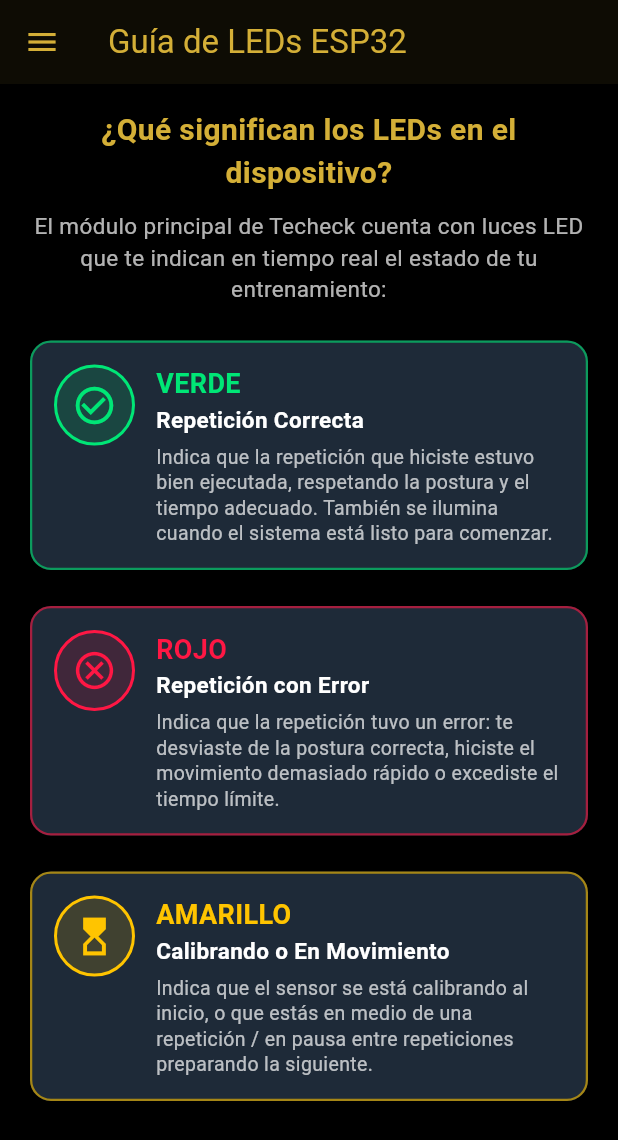
After one commit to AleSzew/PF_Programacion_5C_G3, a Flutter app: the ManualLeds screen opened by its route, on a phone screen of 412 x 824 dp. The commit adds this screen. Shown: the top 1140 px of the screen. Run offline on Flutter 3.47's test engine with Material 3 defaults, Android fonts, the phone set to English and light mode, and no system bars; our stand-ins replace go_router; missing offline and left inert: flutter_reactive_ble.

Commit message:
agregue manual leds, agregar feednavk detallado

```diff
--- a/codigo_aplicacion/lib/go_router/go_router.dart
+++ b/codigo_aplicacion/lib/go_router/go_router.dart
@@ -6,7 +6,7 @@ import 'package:codigo_aplicacion/screens/homescreen.dart';
 import 'package:codigo_aplicacion/screens/rutinas.dart';
 import 'package:codigo_aplicacion/screens/estadisticas.dart';
 import 'package:codigo_aplicacion/screens/ejercicios.dart';
-
+import 'package:codigo_aplicacion/screens/manual_leds.dart';
 
 
 final appRouter = GoRouter(
@@ -36,6 +36,10 @@ final appRouter = GoRouter(
       path: '/infousers',
       builder: (context, state) => const Infousers(),
     ),
+        GoRoute(
+      path: '/manual_leds',
+      builder: (context, state) => const ManualLeds(),
+    ),
      GoRoute(
       path: '/pantallabluetooth',
       builder: (context, state) =>  PantallaBluetooth(),
--- a/codigo_aplicacion/lib/screens/homescreen.dart
+++ b/codigo_aplicacion/lib/screens/homescreen.dart
@@ -32,6 +32,11 @@ class _HomeScreenState extends State<HomeScreen> {
               leading: const Icon(Icons.home),
               title: const Text("Inicio"),
               onTap: () => context.push('/homescreen'),
+            ),
+                        ListTile(
+              leading: const Icon(Icons.lightbulb),
+              title: const Text("Guía de LEDs"),
+              onTap: () => context.push('/manual_leds'),
             ),
             ListTile(
               leading: const Icon(Icons.fitness_center),
--- /dev/null
+++ b/codigo_aplicacion/lib/screens/manual_leds.dart
@@ -0,0 +1,171 @@
+import 'package:flutter/material.dart';
+import 'package:go_router/go_router.dart';
+
+class ManualLeds extends StatelessWidget {
+  const ManualLeds({super.key});
+
+  @override
+  Widget build(BuildContext context) {
+    return Scaffold(
+      appBar: AppBar(
+        title: const Text('Guía de LEDs ESP32'),
+      ),
+      drawer: Drawer(
+        child: ListView(
+          padding: const EdgeInsets.all(5),
+          children: [
+            DrawerHeader(
+              decoration: BoxDecoration(color: Theme.of(context).colorScheme.primary),
+              child: const Text(
+                'Menú de navegación',
+                style: TextStyle(color: Colors.white, fontSize: 20),
+              ),
+            ),
+            ListTile(
+              leading: const Icon(Icons.home),
+              title: const Text('Inicio'),
+              onTap: () => context.push('/homescreen'),
+            ),
+            ListTile(
+              leading: const Icon(Icons.fitness_center),
+              title: const Text('Rutinas'),
+              onTap: () => context.push('/rutinas'),
+            ),
+            ListTile(
+              leading: const Icon(Icons.bar_chart),
+              title: const Text('Estadísticas'),
+              onTap: () => context.push('/estadisticas'),
+            ),
+            ListTile(
+              leading: const Icon(Icons.lightbulb),
+              title: const Text('Guía de LEDs'),
+              onTap: () => context.push('/manual_leds'),
+            ),
+          ],
+        ),
+      ),
+      body: ListView(
+        padding: const EdgeInsets.all(16.0),
+        children: [
+          const Text(
+            '¿Qué significan los LEDs en el dispositivo?',
+            style: TextStyle(
+              fontSize: 20,
+              fontWeight: FontWeight.bold,
+              color: Color(0xFFD4AF37),
+            ),
+            textAlign: TextAlign.center,
+          ),
+          const SizedBox(height: 10),
+          const Text(
+            'El módulo principal de Techeck cuenta con luces LED que te indican en tiempo real el estado de tu entrenamiento:',
+            style: TextStyle(fontSize: 15, color: Colors.white70),
+            textAlign: TextAlign.center,
+          ),
+          const SizedBox(height: 20),
+
+          // Tarjeta VERDE
+          _buildLedCard(
+            color: Colors.greenAccent.shade400,
+            titulo: 'VERDE',
+            subtitulo: 'Repetición Correcta',
+            descripcion:
+                'Indica que la repetición que hiciste estuvo bien ejecutada, respetando la postura y el tiempo adecuado. También se ilumina cuando el sistema está listo para comenzar.',
+            icono: Icons.check_circle_outline,
+          ),
+
+          const SizedBox(height: 16),
+
+          // Tarjeta ROJA
+          _buildLedCard(
+            color: Colors.redAccent.shade400,
+            titulo: 'ROJO',
+            subtitulo: 'Repetición con Error',
+            descripcion:
+                'Indica que la repetición tuvo un error: te desviaste de la postura correcta, hiciste el movimiento demasiado rápido o excediste el tiempo límite.',
+            icono: Icons.cancel_outlined,
+          ),
+
+          const SizedBox(height: 16),
+
+          // Tarjeta AMARILLA
+          _buildLedCard(
+            color: Colors.amberAccent.shade400,
+            titulo: 'AMARILLO',
+            subtitulo: 'Calibrando o En Movimiento',
+            descripcion:
+                'Indica que el sensor se está calibrando al inicio, o que estás en medio de una repetición / en pausa entre repeticiones preparando la siguiente.',
+            icono: Icons.hourglass_top,
+          ),
+        ],
+      ),
+    );
+  }
+
+  Widget _buildLedCard({
+    required Color color,
+    required String titulo,
+    required String subtitulo,
+    required String descripcion,
+    required IconData icono,
+  }) {
+    return Card(
+      color: const Color(0xFF1E2A38),
+      elevation: 4,
+      shape: RoundedRectangleBorder(
+        borderRadius: BorderRadius.circular(14),
+        side: BorderSide(color: color.withOpacity(0.6), width: 1.5),
+      ),
+      child: Padding(
+        padding: const EdgeInsets.all(16.0),
+        child: Row(
+          crossAxisAlignment: CrossAxisAlignment.start,
+          children: [
+            Container(
+              padding: const EdgeInsets.all(10),
+              decoration: BoxDecoration(
+                shape: BoxShape.circle,
+                color: color.withOpacity(0.15),
+                border: Border.all(color: color, width: 2),
+              ),
+              child: Icon(icono, color: color, size: 30),
+            ),
+            const SizedBox(width: 14),
+            Expanded(
+              child: Column(
+                crossAxisAlignment: CrossAxisAlignment.start,
+                children: [
+                  Text(
+                    titulo,
+                    style: TextStyle(
+                      fontSize: 18,
+                      fontWeight: FontWeight.bold,
+                      color: color,
+                    ),
+                  ),
+                  Text(
+                    subtitulo,
+                    style: const TextStyle(
+                      fontSize: 15,
+                      fontWeight: FontWeight.w600,
+                      color: Colors.white,
+                    ),
+                  ),
+                  const SizedBox(height: 6),
+                  Text(
+                    descripcion,
+                    style: const TextStyle(
+                      fontSize: 13,
+                      color: Colors.white70,
+                      height: 1.3,
+                    ),
+                  ),
+                ],
+              ),
+            ),
+          ],
+        ),
+      ),
+    );
+  }
+}
--- a/codigo_aplicacion/lib/screens/pantalla_bluetooth.dart
+++ b/codigo_aplicacion/lib/screens/pantalla_bluetooth.dart
@@ -3,6 +3,7 @@ import 'package:codigo_aplicacion/carrito_ejercicios.dart';
 import 'dart:async';
 import 'package:flutter/material.dart';
 import 'package:flutter_reactive_ble/flutter_reactive_ble.dart';
+import 'package:go_router/go_router.dart';
 
 // ---------------------------------------------------------
 // VARIABLES GLOBALES (Mantienen la conexión viva en iOS/Android)
@@ -215,7 +216,16 @@ class _PantallaBluetoothState extends State<PantallaBluetooth> {
   @override
   Widget build(BuildContext context) {
     return Scaffold(
-      appBar: AppBar(title: const Text('Techeck BLE')),
+           appBar: AppBar(
+        title: const Text('Techeck BLE'),
+        actions: [
+          IconButton(
+            icon: const Icon(Icons.info_outline),
+            tooltip: 'Guía de LEDs',
+            onPressed: () => context.push('/manual_leds'),
+          ),
+        ],
+      ),
       body: Padding(
         padding: const EdgeInsets.all(16),
         child: Column(
```
